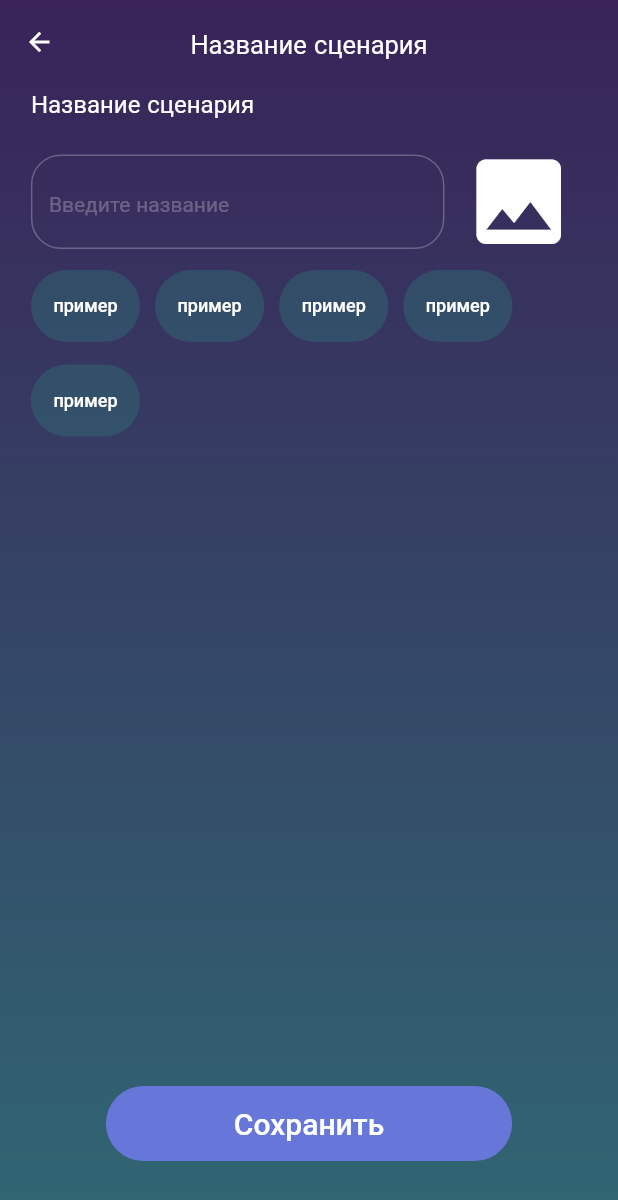
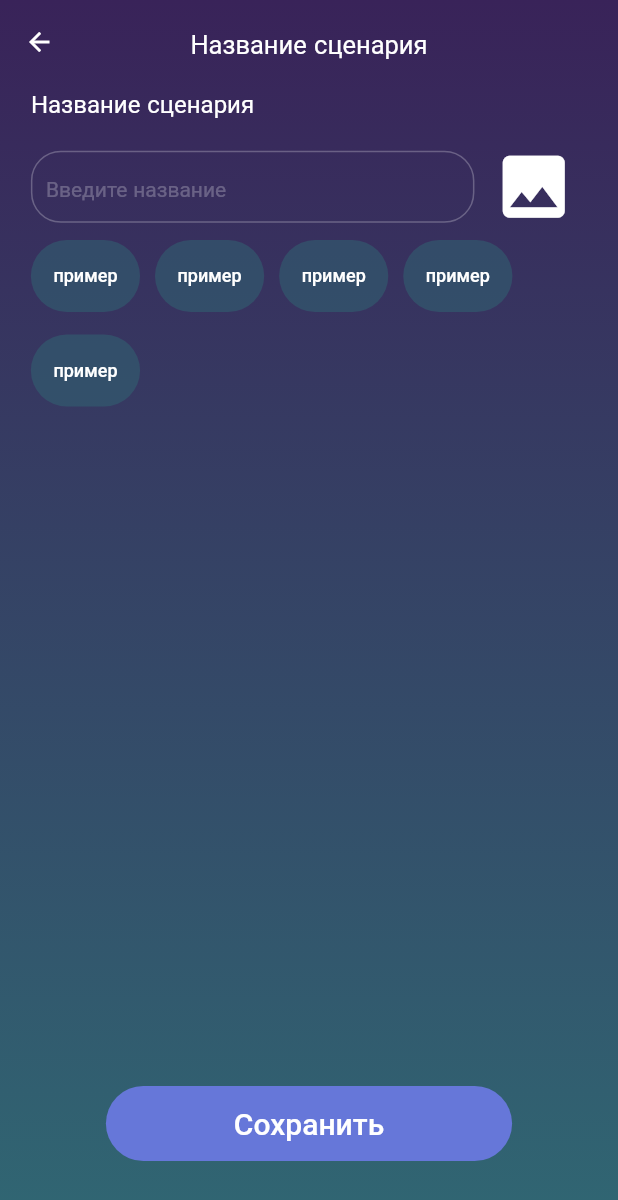
Before and after one commit to SergeiGD/IOT-flutter, a Flutter app: the ScenarioNameScreen screen opened directly, on a phone screen of 412 x 824 dp. Shown: the top 1200 px of the screen. Run offline on Flutter 3.47's test engine with Material 2 defaults, Android fonts, the phone set to English and light mode, and no system bars; our stand-ins replace image_picker.

```diff
--- a/iot/lib/ScenarioNameScreen/components/body.dart
+++ b/iot/lib/ScenarioNameScreen/components/body.dart
@@ -36,6 +36,7 @@ class _ScenarioNameScreenBodyState extends State<ScenarioNameScreenBody> {
                     maxLines: 1,
                     minLines: 1,
                     decoration: InputDecoration(
+                      contentPadding: EdgeInsets.all(10.0),
                       enabledBorder: OutlineInputBorder(
                         borderSide: BorderSide(
                           color: Colors.white.withOpacity(0.25),
@@ -63,7 +64,7 @@ class _ScenarioNameScreenBodyState extends State<ScenarioNameScreenBody> {
                   onPressed: () => (),
                   icon: const Icon(Icons.image),
                   color: Colors.white,
-                  iconSize: 75,
+                  iconSize: 55,
                 )
               ],
             ),
```
